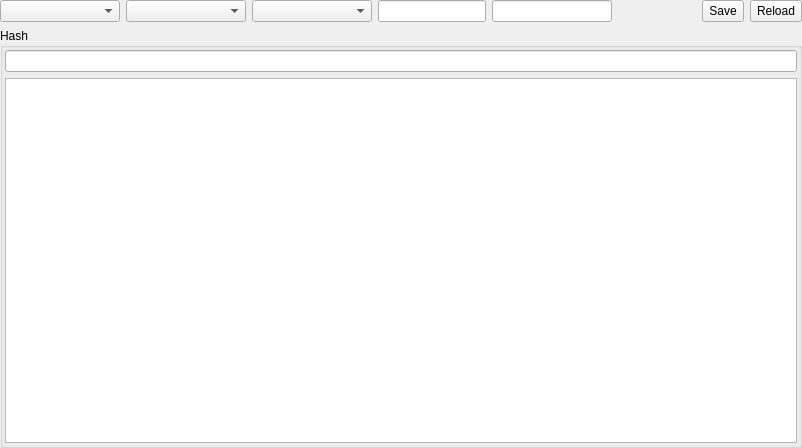
Qt form xhashwidget.ui (horsicq/XHashWidget) before a commit.
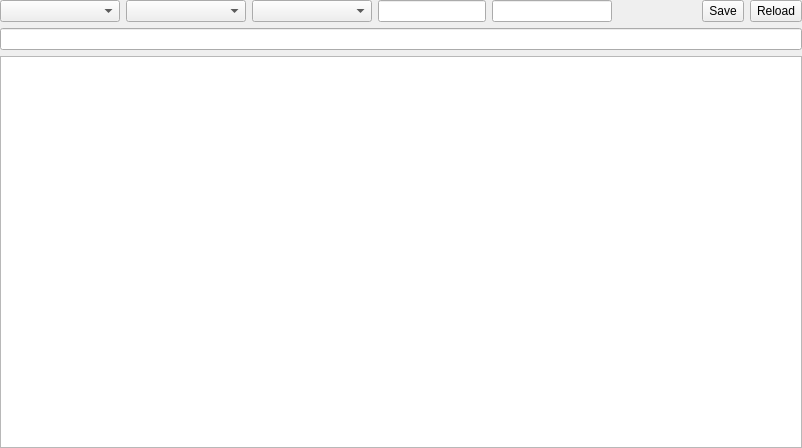
The same form after that commit. Custom widgets are drawn as their Qt base class.

What changed in the file:
```diff
--- a/xhashwidget.ui
+++ b/xhashwidget.ui
@@ -144,24 +144,6 @@
     </layout>
    </item>
    <item>
-    <widget class="QGroupBox" name="groupBoxHash">
-     <property name="title">
-      <string>Hash</string>
-     </property>
-     <layout class="QVBoxLayout" name="verticalLayout_9">
-      <property name="leftMargin">
-       <number>2</number>
-      </property>
-      <property name="topMargin">
-       <number>2</number>
-      </property>
-      <property name="rightMargin">
-       <number>2</number>
-      </property>
-      <property name="bottomMargin">
-       <number>2</number>
-      </property>
-      <item>
        <widget class="XLineEditHEX" name="lineEditHash">
         <property name="alignment">
          <set>Qt::AlignLeading|Qt::AlignLeft|Qt::AlignVCenter</set>
@@ -200,9 +182,6 @@
         <attribute name="verticalHeaderStretchLastSection">
          <bool>false</bool>
         </attribute>
-       </widget>
-      </item>
-     </layout>
     </widget>
    </item>
   </layout>
```
Lines whose indentation alone changed are shown as unchanged.
